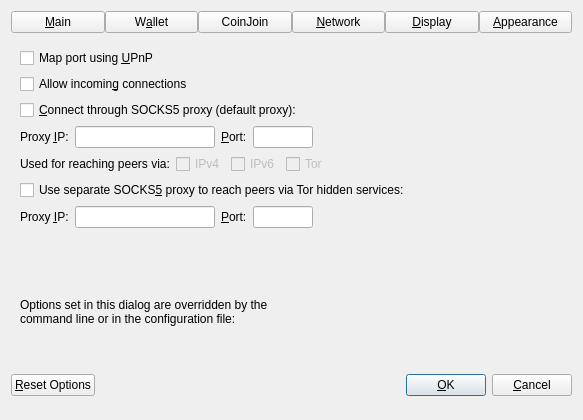
Above: src/qt/forms/optionsdialog.ui from squidicuzz/StakeCubeCoin before the change. Below: the same form after it.
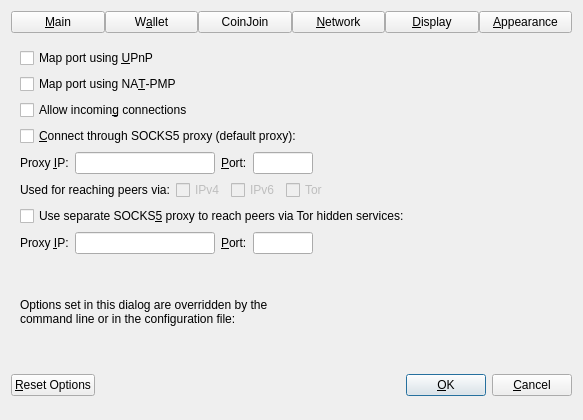
That is the form after the change. The open tabs and pages were chosen to show the change. Custom widgets are drawn as their Qt base class.

The edit to the form file:
```diff
--- a/src/qt/forms/optionsdialog.ui
+++ b/src/qt/forms/optionsdialog.ui
@@ -513,6 +513,16 @@
          </property>
         </widget>
        </item>
+       <item>
+         <widget class="QCheckBox" name="mapPortNatpmp">
+          <property name="toolTip">
+           <string>Automatically open the Bitcoin client port on the router. This only works when your router supports NAT-PMP and it is enabled. The external port could be random.</string>
+          </property>
+          <property name="text">
+           <string>Map port using NA&amp;T-PMP</string>
+          </property>
+         </widget>
+        </item>
        <item>
         <widget class="QCheckBox" name="allowIncoming">
          <property name="toolTip">
```
